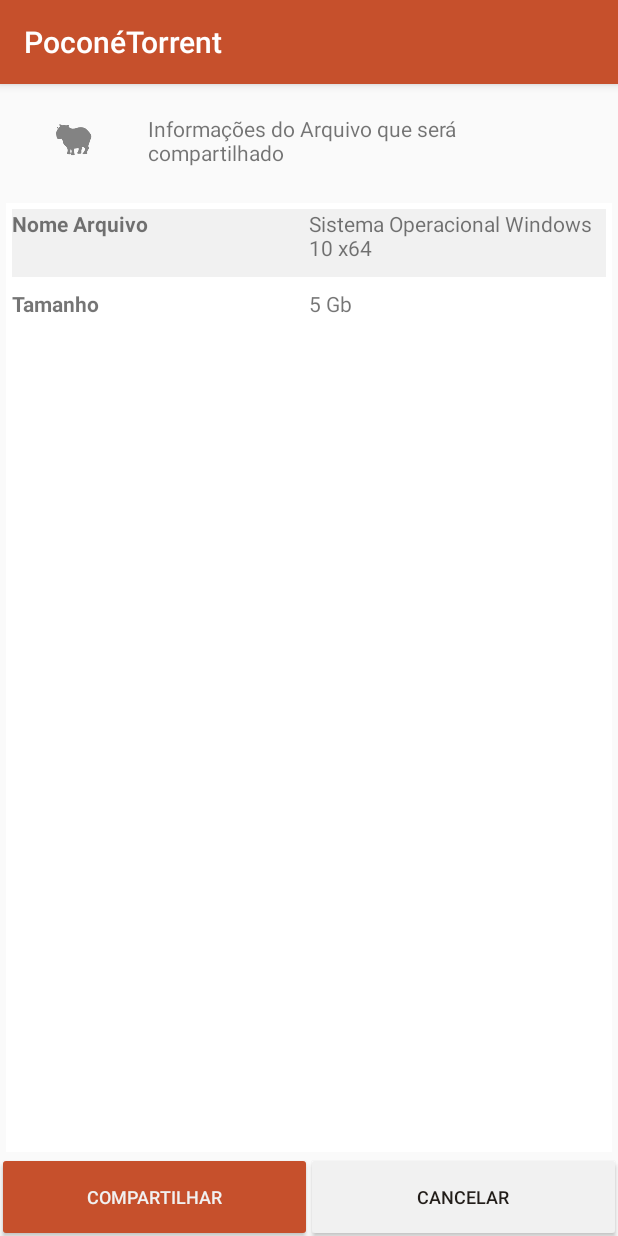
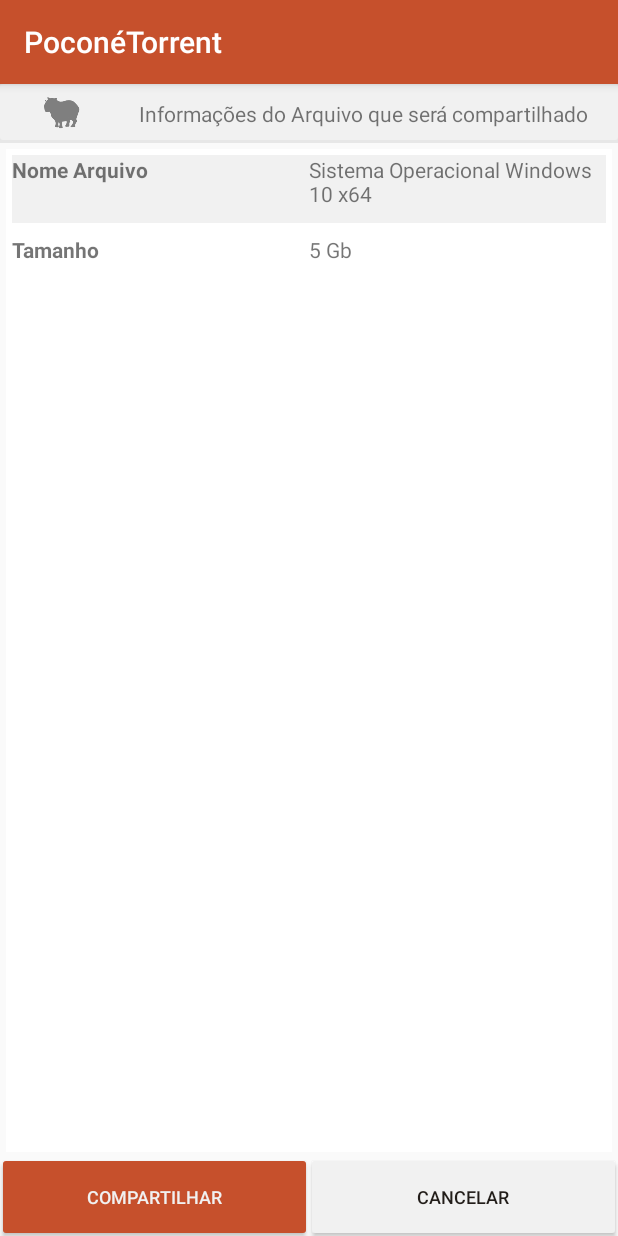
Before and after one commit to vicenteconceicao/Pocone-Torrent, an Android app: the CompartInfo screen opened directly, with no data from a screen before it, after a tap on "COMPARTILHAR", on a phone screen of 412 x 824 dp. Run offline under Robolectric (Android 15) with nearby library versions, the phone set to English and light mode, and no system bars; libraries missing offline, so code that uses them is left out: net.sf.lipermi; 22 statements that could not run were skipped.

Commit message:
Adicionando Cards

```diff
--- a/app/src/main/AndroidManifest.xml
+++ b/app/src/main/AndroidManifest.xml
@@ -6,6 +6,8 @@
     <uses-permission android:name="android.permission.INTERNET" />
     <uses-permission android:name="android.permission.READ_EXTERNAL_STORAGE" />
     <uses-permission android:name="android.permission.WRITE_EXTERNAL_STORAGE" />
+    <uses-permission android:name="android.permission.ACTION_OPEN_DOCUMENT" />
+
 
     <application
         android:name=".PoconeTorrent"
--- a/app/src/main/java/br/ic/ufmt/quick/CompartInfo.java
+++ b/app/src/main/java/br/ic/ufmt/quick/CompartInfo.java
@@ -61,7 +61,8 @@ public class CompartInfo extends AppCompatActivity {
         }
 
         final SharedFile sf = new SharedFile();
-        sf.setFilename(fileUri.getPath());
+        sf.setFilename(fileUri.toString());
+        Log.d("Conexao", "name: "+fileUri.toString());
         sf.setStatus(1);
         sf.setSize((int) afd.getLength());
         sf.setDate(new Date(new java.util.Date().getTime()));
--- a/app/src/main/java/br/ic/ufmt/quick/DownloadInfo.java
+++ b/app/src/main/java/br/ic/ufmt/quick/DownloadInfo.java
@@ -101,10 +101,12 @@ public class DownloadInfo extends AppCompatActivity {
                     Log.d("Conexao", "Passou aqui2");
                     FileTransferInterface fti = (FileTransferInterface) c.getGlobal(FileTransferInterface.class);
                     HashMap<String, Object> hm = fti.getFile(ptf.getHash());
+                    Log.d("Conexao", "Hash: "+ptf.getHash());
                     Log.d("Conexao", "Passou aqui2");
 
                     if (hm.isEmpty()){
                         Log.d("Conexao", "Deu ruim, nao conseguiu achar arquivo com o hash correspondente.");
+                        return;
                     }
 
                     File toSave = new File(Environment.getExternalStoragePublicDirectory(Environment.DIRECTORY_DOWNLOADS).getAbsolutePath() + hm.get("filename"));
--- a/app/src/main/java/model/TorrentFileHelper.java
+++ b/app/src/main/java/model/TorrentFileHelper.java
@@ -3,6 +3,7 @@ package model;
 import android.content.res.AssetFileDescriptor;
 import android.net.Uri;
 import android.os.Environment;
+import android.util.Base64;
 import android.util.Log;
 
 import java.io.BufferedReader;
@@ -52,7 +53,9 @@ public class TorrentFileHelper {
             fis.close();
 
             MessageDigest md = MessageDigest.getInstance("SHA-1");
-            ptf.setHash(new String(md.digest(bytes)));
+            String hash = Base64.encodeToString(md.digest(), Base64.DEFAULT);
+            ptf.setHash(hash);
+            Log.d("Conexao", "Hash antes: "+ptf.getHash());
             File torrent = new File(ptf.getFilename());
             BufferedWriter bw = new BufferedWriter(new FileWriter(torrent));
             bw.write(ptf.getTrackerAddress() + "\n");
--- a/app/src/main/java/model/Tracker.java
+++ b/app/src/main/java/model/Tracker.java
@@ -5,6 +5,6 @@ package model;
  */
 
 public class Tracker {
-    public static String trackerAddress = "192.168.137.230";
+    public static String trackerAddress = "192.168.0.247";
     public static int trackerPort = 5000;
 }
--- a/app/src/main/res/layout/activity_compart_info.xml
+++ b/app/src/main/res/layout/activity_compart_info.xml
@@ -15,7 +15,7 @@
             android:layout_width="match_parent"
             android:layout_height="wrap_content"
             android:orientation="horizontal"
-            android:layout_margin="10dp">
+            android:background="@drawable/layout_fixed_bar">
 
             <ImageView
                 android:layout_width="match_parent"
--- a/app/src/main/res/layout/activity_compart_select_file.xml
+++ b/app/src/main/res/layout/activity_compart_select_file.xml
@@ -16,7 +16,7 @@
             android:layout_width="match_parent"
             android:layout_height="wrap_content"
             android:orientation="horizontal"
-            android:layout_margin="10dp">
+            android:background="@drawable/layout_fixed_bar">
 
             <ImageView
                 android:layout_width="match_parent"
--- a/app/src/main/res/layout/activity_download_info.xml
+++ b/app/src/main/res/layout/activity_download_info.xml
@@ -17,7 +17,7 @@
             android:layout_width="match_parent"
             android:layout_height="wrap_content"
             android:orientation="horizontal"
-            android:layout_margin="10dp">
+            android:background="@drawable/layout_fixed_bar">
 
             <ImageView
                 android:layout_width="match_parent"
--- a/app/src/main/res/layout/item_shared_file.xml
+++ b/app/src/main/res/layout/item_shared_file.xml
@@ -12,8 +12,8 @@
         android:layout_height="wrap_content"
         android:layout_marginRight="4dp"
         android:layout_marginLeft="4dp"
-        android:layout_marginBottom="10dp"
-        app:cardCornerRadius="4dp"
+        android:layout_marginBottom="20dp"
+        app:cardCornerRadius="2dp"
         app:cardElevation="4dp">
 
         <LinearLayout
```
Also changed, not shown: app/src/main/java/br/ic/ufmt/quick/MainActivity.java (+8 -6 lines), app/src/main/java/model/FileTransfer.java (+15 -5 lines).
